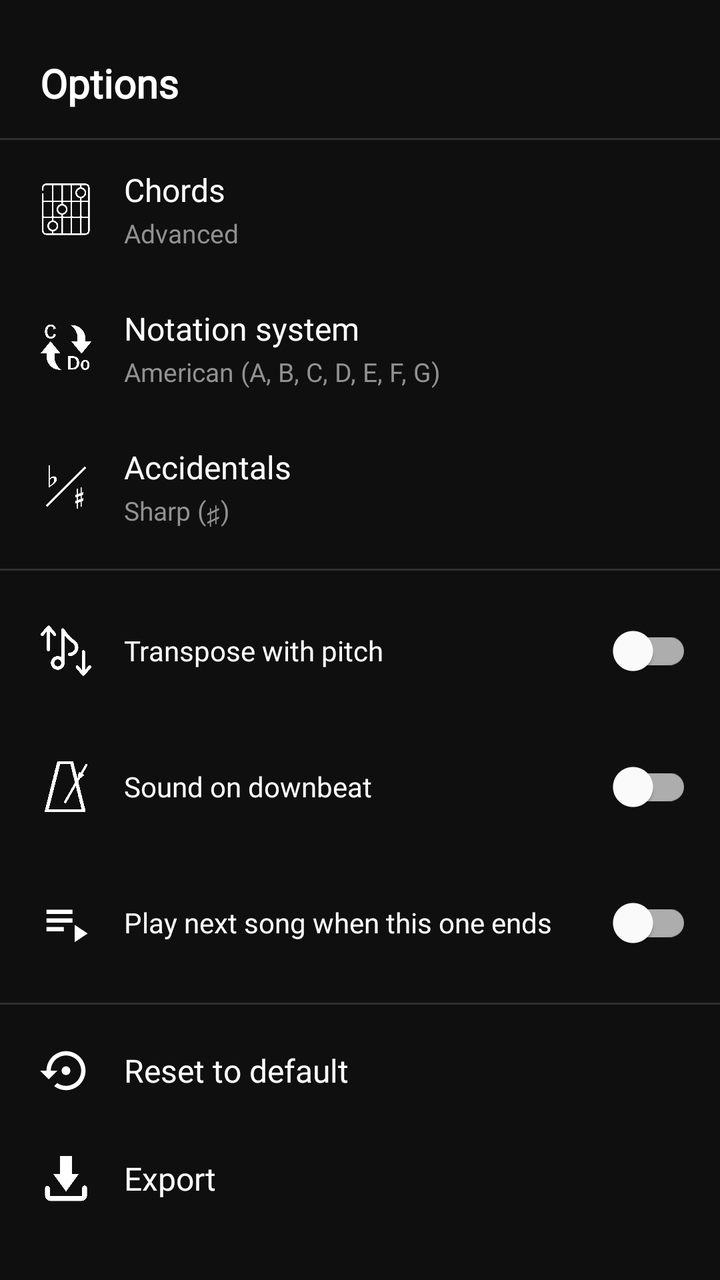
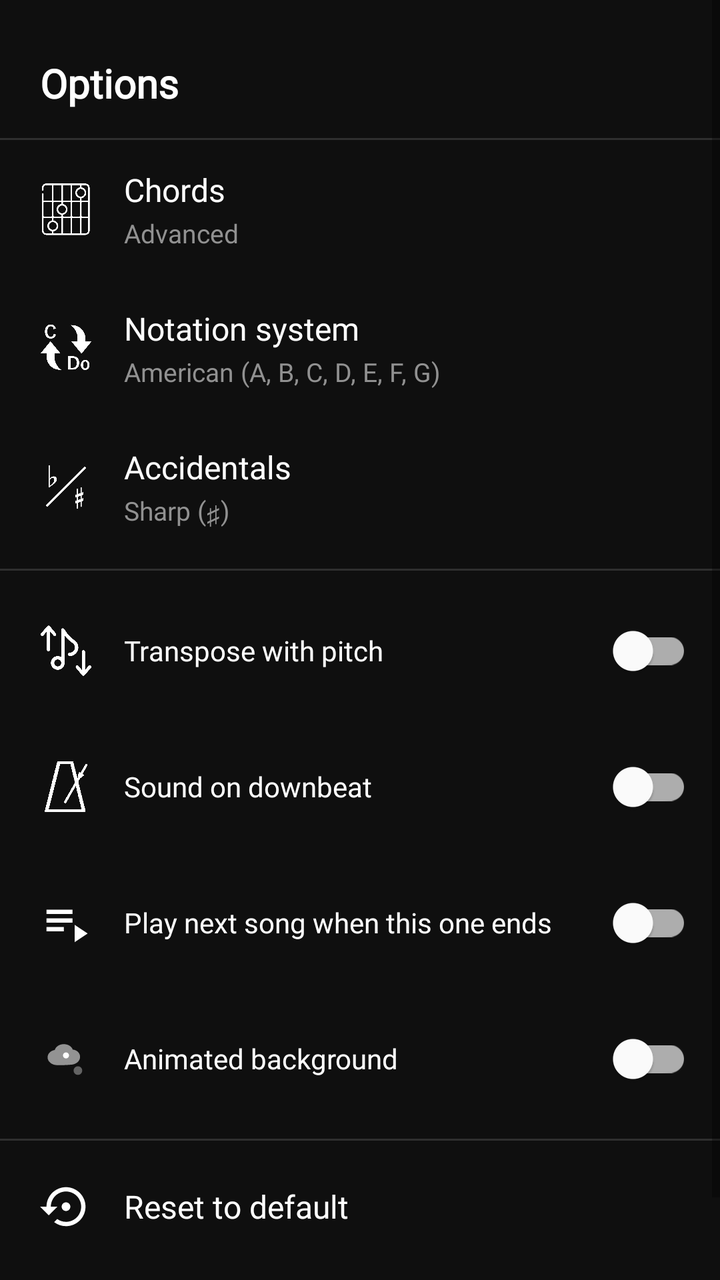

Screens rendered from an Android XML layout before and after an edit, with the pre-edit source and the edit as a unified diff.
<!-- AndroidManifest.xml: application theme Theme.Fision -->
<!-- res/layout/player_right_drawer.xml -->
<?xml version="1.0" encoding="utf-8"?>
<ScrollView xmlns:android="http://schemas.android.com/apk/res/android"
    xmlns:app="http://schemas.android.com/apk/res-auto"
    android:layout_width="match_parent"
    android:layout_height="match_parent"
    android:background="#0F0F0F"
    android:clickable="true"
    android:focusable="true"
    android:fillViewport="true">

<LinearLayout
    android:layout_width="match_parent"
    android:layout_height="wrap_content"
    android:orientation="vertical">

    <TextView
        android:layout_width="match_parent"
        android:layout_height="wrap_content"
        android:paddingStart="20dp"
        android:paddingEnd="20dp"
        android:paddingTop="28dp"
        android:paddingBottom="14dp"
        android:text="@string/drawer_options_title"
        android:textColor="#FFFFFF"
        android:textSize="20sp"
        android:textStyle="bold"
        android:fontFamily="@font/yugothic_ui_regular" />

    <View
        android:layout_width="match_parent"
        android:layout_height="1dp"
        android:background="#22FFFFFF" />

    
    <LinearLayout
        android:id="@+id/drawer_item_chords"
        android:layout_width="match_parent"
        android:layout_height="wrap_content"
        android:orientation="horizontal"
        android:gravity="center_vertical"
        android:paddingStart="20dp"
        android:paddingEnd="20dp"
        android:paddingTop="14dp"
        android:paddingBottom="14dp"
        android:background="?android:attr/selectableItemBackground"
        android:clickable="true"
        android:focusable="true">

        <ImageView
            android:layout_width="26dp"
            android:layout_height="26dp"
            android:layout_marginEnd="16dp"
            android:scaleType="fitCenter"
            android:src="@drawable/ic_chord"
            android:contentDescription="@string/drawer_item_chords" />

        <LinearLayout
            android:layout_width="0dp"
            android:layout_height="wrap_content"
            android:layout_weight="1"
            android:orientation="vertical">

            <TextView
                android:id="@+id/tv_drawer_chords_title"
                android:layout_width="match_parent"
                android:layout_height="wrap_content"
                android:text="@string/drawer_item_chords"
                android:textColor="#FFFFFF"
                android:textSize="16sp"
                android:fontFamily="@font/yugothic_ui_regular" />

            <TextView
                android:id="@+id/tv_drawer_chords_subtitle"
                android:layout_width="match_parent"
                android:layout_height="wrap_content"
                android:layout_marginTop="2dp"
                android:text="@string/chords_advanced"
                android:textColor="#919191"
                android:textSize="13sp"
                android:fontFamily="@font/yugothic_ui_regular" />

        </LinearLayout>

    </LinearLayout>

    
    <LinearLayout
        android:id="@+id/drawer_item_cifrado"
        android:layout_width="match_parent"
        android:layout_height="wrap_content"
        android:orientation="horizontal"
        android:gravity="center_vertical"
        android:paddingStart="20dp"
        android:paddingEnd="20dp"
        android:paddingTop="14dp"
        android:paddingBottom="14dp"
        android:background="?android:attr/selectableItemBackground"
        android:clickable="true"
        android:focusable="true">

        <ImageView
            android:layout_width="26dp"
            android:layout_height="26dp"
            android:layout_marginEnd="16dp"
            android:scaleType="fitCenter"
            android:src="@drawable/ic_notation"
            android:contentDescription="@string/drawer_item_cifrado" />

        <LinearLayout
            android:layout_width="0dp"
            android:layout_height="wrap_content"
            android:layout_weight="1"
            android:orientation="vertical">

            <TextView
                android:layout_width="match_parent"
                android:layout_height="wrap_content"
                android:text="@string/drawer_item_cifrado"
                android:textColor="#FFFFFF"
                android:textSize="16sp"
                android:fontFamily="@font/yugothic_ui_regular" />

            <TextView
                android:id="@+id/tv_drawer_cifrado_subtitle"
                android:layout_width="match_parent"
                android:layout_height="wrap_content"
                android:layout_marginTop="2dp"
                android:text="@string/cifrado_american"
                android:textColor="#919191"
                android:textSize="13sp"
                android:fontFamily="@font/yugothic_ui_regular" />

        </LinearLayout>

    </LinearLayout>

    
    <LinearLayout
        android:id="@+id/drawer_item_notation"
        android:layout_width="match_parent"
        android:layout_height="wrap_content"
        android:orientation="horizontal"
        android:gravity="center_vertical"
        android:paddingStart="20dp"
        android:paddingEnd="20dp"
        android:paddingTop="14dp"
        android:paddingBottom="14dp"
        android:background="?android:attr/selectableItemBackground"
        android:clickable="true"
        android:focusable="true">

        <ImageView
            android:layout_width="26dp"
            android:layout_height="26dp"
            android:layout_marginEnd="16dp"
            android:scaleType="fitCenter"
            android:src="@drawable/ic_flat_sharp"
            android:contentDescription="@string/drawer_item_notation" />

        <LinearLayout
            android:layout_width="0dp"
            android:layout_height="wrap_content"
            android:layout_weight="1"
            android:orientation="vertical">

            <TextView
                android:layout_width="match_parent"
                android:layout_height="wrap_content"
                android:text="@string/drawer_item_notation"
                android:textColor="#FFFFFF"
                android:textSize="16sp"
                android:fontFamily="@font/yugothic_ui_regular" />

            <TextView
                android:id="@+id/tv_drawer_notation_subtitle"
                android:layout_width="match_parent"
                android:layout_height="wrap_content"
                android:layout_marginTop="2dp"
                android:text="@string/notation_sharp"
                android:textColor="#919191"
                android:textSize="13sp"
                android:fontFamily="@font/yugothic_ui_regular" />

        </LinearLayout>

    </LinearLayout>

    <View
        android:layout_width="match_parent"
        android:layout_height="1dp"
        android:layout_marginTop="6dp"
        android:layout_marginBottom="6dp"
        android:background="#22FFFFFF" />

    
    <LinearLayout
        android:layout_width="match_parent"
        android:layout_height="wrap_content"
        android:orientation="horizontal"
        android:gravity="center_vertical"
        android:paddingStart="20dp"
        android:paddingEnd="14dp"
        android:paddingTop="10dp"
        android:paddingBottom="10dp">

        <ImageView
            android:layout_width="26dp"
            android:layout_height="26dp"
            android:layout_marginEnd="16dp"
            android:scaleType="fitCenter"
            android:src="@drawable/ic_pitch"
            android:contentDescription="@string/drawer_switch_transposition" />

        <TextView
            android:layout_width="0dp"
            android:layout_height="wrap_content"
            android:layout_weight="1"
            android:layout_marginEnd="12dp"
            android:text="@string/drawer_switch_transposition"
            android:textColor="#FFFFFF"
            android:textSize="14sp"
            android:fontFamily="@font/yugothic_ui_regular" />

        <com.google.android.material.switchmaterial.SwitchMaterial
            android:id="@+id/sw_drawer_transposition"
            android:layout_width="wrap_content"
            android:layout_height="wrap_content" />

    </LinearLayout>

    
    <LinearLayout
        android:layout_width="match_parent"
        android:layout_height="wrap_content"
        android:orientation="horizontal"
        android:gravity="center_vertical"
        android:paddingStart="20dp"
        android:paddingEnd="14dp"
        android:paddingTop="10dp"
        android:paddingBottom="10dp">

        <ImageView
            android:layout_width="26dp"
            android:layout_height="26dp"
            android:layout_marginEnd="16dp"
            android:scaleType="fitCenter"
            android:src="@drawable/ic_metronome"
            android:contentDescription="@string/drawer_switch_downbeat" />

        <TextView
            android:layout_width="0dp"
            android:layout_height="wrap_content"
            android:layout_weight="1"
            android:layout_marginEnd="12dp"
            android:text="@string/drawer_switch_downbeat"
            android:textColor="#FFFFFF"
            android:textSize="14sp"
            android:fontFamily="@font/yugothic_ui_regular" />

        <com.google.android.material.switchmaterial.SwitchMaterial
            android:id="@+id/sw_drawer_downbeat"
            android:layout_width="wrap_content"
            android:layout_height="wrap_content" />

    </LinearLayout>

    
    <LinearLayout
        android:id="@+id/drawer_item_downbeat_sound"
        android:layout_width="match_parent"
        android:layout_height="wrap_content"
        android:orientation="vertical"
        android:paddingStart="62dp"
        android:paddingEnd="20dp"
        android:paddingTop="10dp"
        android:paddingBottom="14dp"
        android:visibility="gone"
        android:background="?android:attr/selectableItemBackground"
        android:clickable="true"
        android:focusable="true">

        <TextView
            android:layout_width="match_parent"
            android:layout_height="wrap_content"
            android:text="@string/drawer_item_downbeat_sound"
            android:textColor="#FFFFFF"
            android:textSize="15sp"
            android:fontFamily="@font/yugothic_ui_regular" />

        <TextView
            android:id="@+id/tv_drawer_downbeat_subtitle"
            android:layout_width="match_parent"
            android:layout_height="wrap_content"
            android:layout_marginTop="2dp"
            android:text="@string/downbeat_sound_clap"
            android:textColor="#919191"
            android:textSize="13sp"
            android:fontFamily="@font/yugothic_ui_regular" />

    </LinearLayout>

    
    <LinearLayout
        android:layout_width="match_parent"
        android:layout_height="wrap_content"
        android:orientation="horizontal"
        android:gravity="center_vertical"
        android:paddingStart="20dp"
        android:paddingEnd="14dp"
        android:paddingTop="10dp"
        android:paddingBottom="10dp">

        <ImageView
            android:layout_width="26dp"
            android:layout_height="26dp"
            android:layout_marginEnd="16dp"
            android:scaleType="fitCenter"
            android:src="@drawable/ic_playlist"
            app:tint="#FFFFFF"
            android:contentDescription="@string/drawer_switch_playlist" />

        <TextView
            android:layout_width="0dp"
            android:layout_height="wrap_content"
            android:layout_weight="1"
            android:layout_marginEnd="12dp"
            android:text="@string/drawer_switch_playlist"
            android:textColor="#FFFFFF"
            android:textSize="14sp"
            android:fontFamily="@font/yugothic_ui_regular" />

        <com.google.android.material.switchmaterial.SwitchMaterial
            android:id="@+id/sw_drawer_playlist"
            android:layout_width="wrap_content"
            android:layout_height="wrap_content" />

    </LinearLayout>

    <View
        android:layout_width="match_parent"
        android:layout_height="1dp"
        android:layout_marginTop="6dp"
        android:layout_marginBottom="6dp"
        android:background="#22FFFFFF" />

    
    <LinearLayout
        android:id="@+id/drawer_item_reset"
        android:layout_width="match_parent"
        android:layout_height="wrap_content"
        android:orientation="horizontal"
        android:gravity="center_vertical"
        android:paddingStart="20dp"
        android:paddingEnd="20dp"
        android:paddingTop="14dp"
        android:paddingBottom="14dp"
        android:background="?android:attr/selectableItemBackground"
        android:clickable="true"
        android:focusable="true">

        <ImageView
            android:layout_width="26dp"
            android:layout_height="26dp"
            android:layout_marginEnd="16dp"
            android:scaleType="fitCenter"
            android:src="@drawable/ic_restore_pan"
            app:tint="#FFFFFF"
            android:contentDescription="@string/drawer_item_reset" />

        <TextView
            android:layout_width="0dp"
            android:layout_height="wrap_content"
            android:layout_weight="1"
            android:text="@string/drawer_item_reset"
            android:textColor="#FFFFFF"
            android:textSize="16sp"
            android:fontFamily="@font/yugothic_ui_regular" />

    </LinearLayout>

    
    <LinearLayout
        android:id="@+id/drawer_item_reprocess"
        android:layout_width="match_parent"
        android:layout_height="wrap_content"
        android:orientation="horizontal"
        android:gravity="center_vertical"
        android:paddingStart="20dp"
        android:paddingEnd="20dp"
        android:paddingTop="14dp"
        android:paddingBottom="14dp"
        android:background="?android:attr/selectableItemBackground"
        android:clickable="true"
        android:focusable="true"
        android:visibility="gone">

        <ImageView
            android:layout_width="26dp"
            android:layout_height="26dp"
            android:layout_marginEnd="16dp"
            android:scaleType="fitCenter"
            android:src="@drawable/ic_reprocess"
            app:tint="#FFFFFF"
            android:contentDescription="@string/drawer_item_reprocess" />

        <TextView
            android:layout_width="0dp"
            android:layout_height="wrap_content"
            android:layout_weight="1"
            android:text="@string/drawer_item_reprocess"
            android:textColor="#FFFFFF"
            android:textSize="16sp"
            android:fontFamily="@font/yugothic_ui_regular" />

    </LinearLayout>

    
    <LinearLayout
        android:id="@+id/drawer_item_export"
        android:layout_width="match_parent"
        android:layout_height="wrap_content"
        android:orientation="horizontal"
        android:gravity="center_vertical"
        android:paddingStart="20dp"
        android:paddingEnd="20dp"
        android:paddingTop="14dp"
        android:paddingBottom="14dp"
        android:background="?android:attr/selectableItemBackground"
        android:clickable="true"
        android:focusable="true">

        <ImageView
            android:layout_width="26dp"
            android:layout_height="26dp"
            android:layout_marginEnd="16dp"
            android:scaleType="fitCenter"
            android:src="@drawable/ic_export"
            android:contentDescription="@string/drawer_item_export" />

        <TextView
            android:layout_width="0dp"
            android:layout_height="wrap_content"
            android:layout_weight="1"
            android:text="@string/drawer_item_export"
            android:textColor="#FFFFFF"
            android:textSize="16sp"
            android:fontFamily="@font/yugothic_ui_regular" />

    </LinearLayout>

</LinearLayout>
</ScrollView>
<!-- resources referenced by this layout -->
<resources>
  <!-- drawable ic_playlist (drawable) -->
  <vector xmlns:android="http://schemas.android.com/apk/res/android" android:height="24dp" android:tint="#FFFFFF" android:viewportHeight="960" android:viewportWidth="960" android:width="24dp">
        
      <path android:fillColor="@android:color/white" android:pathData="M120,640L120,560L440,560L440,640L120,640ZM120,480L120,400L600,400L600,480L120,480ZM120,320L120,240L600,240L600,320L120,320ZM640,840L640,520L880,680L640,840Z"/>
      
  </vector>
  <!-- drawable ic_restore_pan (drawable) -->
  <vector android:height="24dp" android:tint="#919191"
      android:viewportHeight="24" android:viewportWidth="24"
      android:width="24dp" xmlns:android="http://schemas.android.com/apk/res/android">
      <path android:fillColor="@android:color/white" android:pathData="M14,12c0,-1.1 -0.9,-2 -2,-2s-2,0.9 -2,2 0.9,2 2,2 2,-0.9 2,-2zM12,3c-4.97,0 -9,4.03 -9,9L0,12l4,4 4,-4L5,12c0,-3.87 3.13,-7 7,-7s7,3.13 7,7 -3.13,7 -7,7c-1.51,0 -2.91,-0.49 -4.06,-1.3l-1.42,1.44C8.04,20.3 9.94,21 12,21c4.97,0 9,-4.03 9,-9s-4.03,-9 -9,-9z"/>
  </vector>
  <string name="chords_advanced">Advanced</string>
  <string name="cifrado_american">American (A, B, C, D, E, F, G)</string>
  <string name="downbeat_sound_clap">Clap</string>
  <string name="drawer_item_chords">Chords</string>
  <string name="drawer_item_cifrado">Notation system</string>
  <string name="drawer_item_downbeat_sound">Sound</string>
  <string name="drawer_item_export">Export</string>
  <string name="drawer_item_notation">Accidentals</string>
  <string name="drawer_item_reprocess">Reprocess</string>
  <string name="drawer_item_reset">Reset to default</string>
  <string name="drawer_options_title">Options</string>
  <string name="drawer_switch_downbeat">Sound on downbeat</string>
  <string name="drawer_switch_playlist">Play next song when this one ends</string>
  <string name="drawer_switch_transposition">Transpose with pitch</string>
  <string name="notation_sharp">Sharp (♯)</string>
  <style name="Theme.Fision" parent="Theme.MaterialComponents.DayNight.DarkActionBar">
          
          <item name="colorPrimary">@color/colorPrimary</item>
          <item name="colorPrimaryVariant">@color/purple_700</item>
          <item name="colorOnPrimary">@color/white</item>
          
          <item name="colorSecondary">@color/teal_200</item>
          <item name="colorSecondaryVariant">@color/teal_700</item>
          <item name="colorOnSecondary">@color/black</item>
          
          <item name="android:statusBarColor">?attr/colorPrimaryVariant</item>
          
      </style>
  <color name="colorPrimary">#27B397</color>
  <color name="purple_700">#FF3700B3</color>
  <color name="white">#FFFFFFFF</color>
  <color name="teal_200">#FF03DAC5</color>
  <color name="teal_700">#FF018786</color>
  <color name="black">#FF000000</color>
  <!-- unchanged entries left out for length: 7 -->
</resources>

<!-- the commit's change to res/layout/player_right_drawer.xml (unified diff, before → after) -->
@@ -336,6 +336,43 @@
 
     </LinearLayout>
 
+    
+    <LinearLayout
+        android:layout_width="match_parent"
+        android:layout_height="wrap_content"
+        android:orientation="horizontal"
+        android:gravity="center_vertical"
+        android:paddingStart="20dp"
+        android:paddingEnd="14dp"
+        android:paddingTop="10dp"
+        android:paddingBottom="10dp">
+
+        <ImageView
+            android:layout_width="26dp"
+            android:layout_height="26dp"
+            android:layout_marginEnd="16dp"
+            android:scaleType="fitCenter"
+            android:src="@drawable/ic_nebula"
+            app:tint="#FFFFFF"
+            android:contentDescription="@string/drawer_switch_nebula" />
+
+        <TextView
+            android:layout_width="0dp"
+            android:layout_height="wrap_content"
+            android:layout_weight="1"
+            android:layout_marginEnd="12dp"
+            android:text="@string/drawer_switch_nebula"
+            android:textColor="#FFFFFF"
+            android:textSize="14sp"
+            android:fontFamily="@font/yugothic_ui_regular" />
+
+        <com.google.android.material.switchmaterial.SwitchMaterial
+            android:id="@+id/sw_drawer_nebula"
+            android:layout_width="wrap_content"
+            android:layout_height="wrap_content" />
+
+    </LinearLayout>
+
     <View
         android:layout_width="match_parent"
         android:layout_height="1dp"
<!-- resource entries referenced after the edit -->
@@ -1,5 +1,26 @@
 <!-- resources referenced by this layout -->
 <resources>
+  <!-- drawable ic_nebula (drawable) -->
+  <vector xmlns:android="http://schemas.android.com/apk/res/android"
+      android:width="24dp"
+      android:height="24dp"
+      android:viewportWidth="24"
+      android:viewportHeight="24">
+      
+      <path
+          android:fillColor="#FFFFFF"
+          android:pathData="M12,10.5m-1.4,0a1.4,1.4 0 1,0 2.8,0a1.4,1.4 0 1,0 -2.8,0z" />
+      
+      <path
+          android:fillColor="#FFFFFF"
+          android:fillAlpha="0.55"
+          android:pathData="M8,15c-2.5,0 -4.5,-1.6 -4.5,-3.6c0,-1.7 1.4,-3.1 3.3,-3.4c0.5,-1.6 2.2,-2.7 4.2,-2.7c1.9,0 3.6,1 4.1,2.5c2,0.2 3.4,1.6 3.4,3.4c0,2 -2,3.6 -4.5,3.6C11.6,15 10.5,15 8,15z" />
+      
+      <path
+          android:fillColor="#FFFFFF"
+          android:fillAlpha="0.35"
+          android:pathData="M17.5,17.5m-2,0a2,2 0 1,0 4,0a2,2 0 1,0 -4,0z" />
+  </vector>
   <!-- drawable ic_playlist (drawable) -->
   <vector xmlns:android="http://schemas.android.com/apk/res/android" android:height="24dp" android:tint="#FFFFFF" android:viewportHeight="960" android:viewportWidth="960" android:width="24dp">
         
@@ -24,6 +45,7 @@
   <string name="drawer_item_reset">Reset to default</string>
   <string name="drawer_options_title">Options</string>
   <string name="drawer_switch_downbeat">Sound on downbeat</string>
+  <string name="drawer_switch_nebula">Animated background</string>
   <string name="drawer_switch_playlist">Play next song when this one ends</string>
   <string name="drawer_switch_transposition">Transpose with pitch</string>
   <string name="notation_sharp">Sharp (♯)</string>
